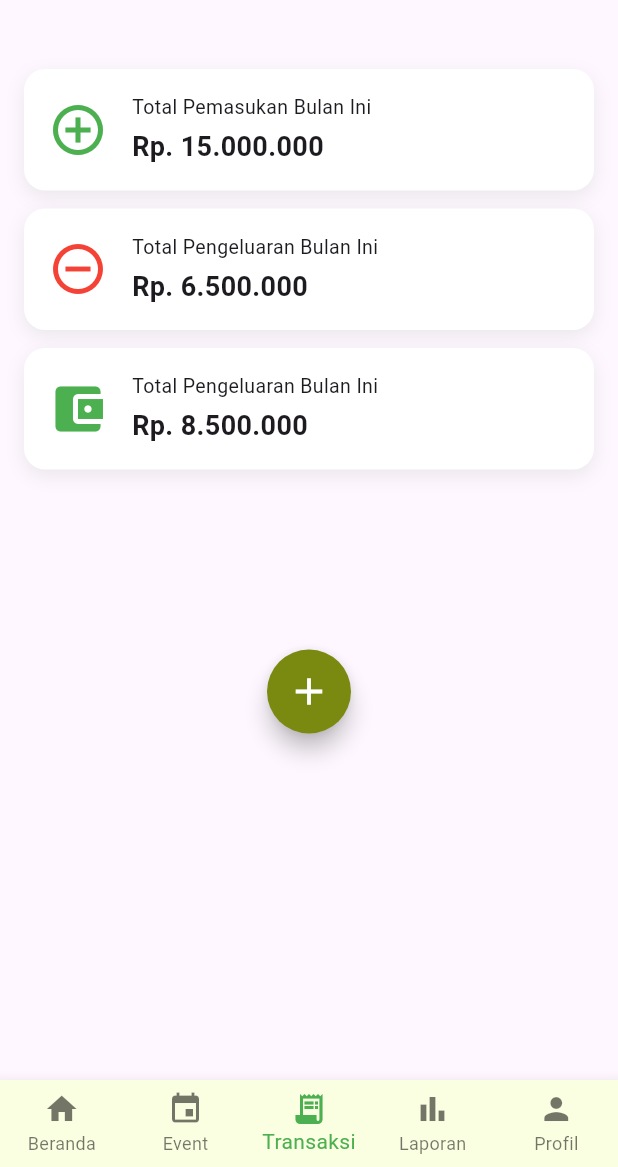
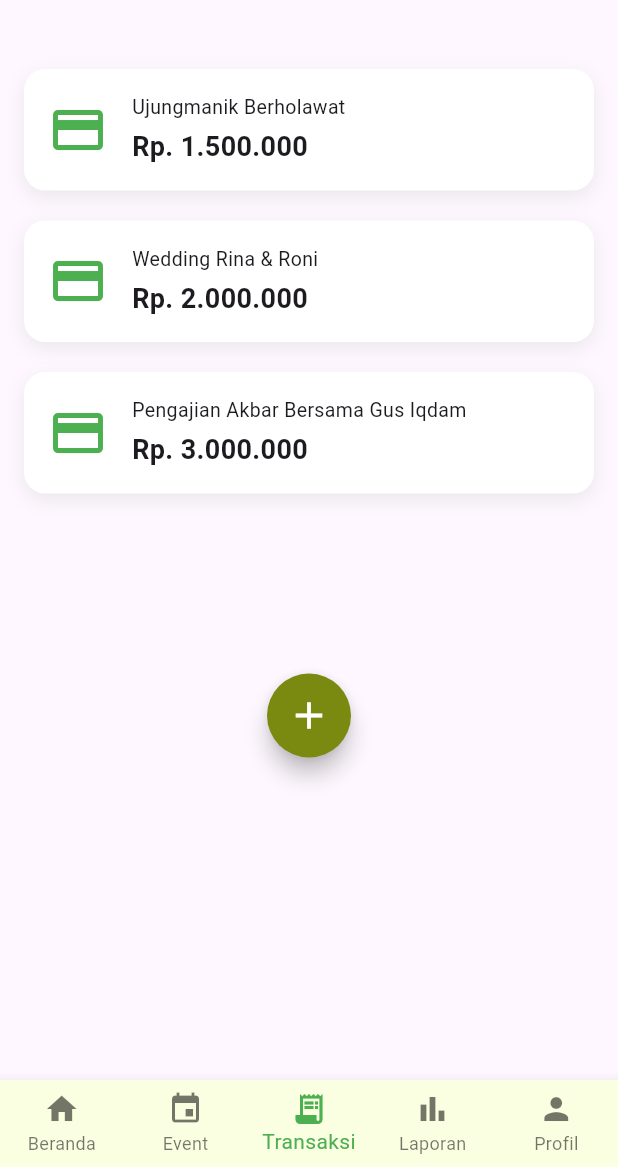
Before and after one commit to MohamadRofiq25/livee_manager, a Flutter app: the TransaksiPage screen opened by its route, on a phone screen of 412 x 824 dp, the part 69-1236 px from its top. Run offline on Flutter 3.47's test engine with Material 3 defaults, Android fonts, the light colour scheme and no system bars; our stand-ins replace fl_chart.

Commit message:
ubah halaman transaksi

```diff
--- a/lib/features/transaksi/presentation/pages/transaksi_page.dart
+++ b/lib/features/transaksi/presentation/pages/transaksi_page.dart
@@ -40,25 +40,26 @@ class TransaksiPage extends StatelessWidget {
             children: [
               const SizedBox(height: 20),
               _buildSummaryCard(
-                icon: Icons.add_circle_outline,
+                icon: Icons.payment,
                 iconColor: Colors.green,
-                title: 'Total Pemasukan Bulan Ini',
-                amount: 'Rp. 15.000.000',
+                title: 'Ujungmanik Berholawat',
+                amount: 'Rp. 1.500.000',
               ),
-              const SizedBox(height: 12),
+              const SizedBox(height: 20),
               _buildSummaryCard(
-                icon: Icons.remove_circle_outline,
-                iconColor: Colors.red,
-                title: 'Total Pengeluaran Bulan Ini',
-                amount: 'Rp. 6.500.000',
+                icon: Icons.payment,
+                iconColor: Colors.green,
+                title: 'Wedding Rina & Roni',
+                amount: 'Rp. 2.000.000',
               ),
-              const SizedBox(height: 12),
+              const SizedBox(height: 20),
               _buildSummaryCard(
-                icon: Icons.account_balance_wallet,
+                icon: Icons.payment,
                 iconColor: Colors.green,
-                title: 'Total Pengeluaran Bulan Ini',
-                amount: 'Rp. 8.500.000',
+                title: 'Pengajian Akbar Bersama Gus Iqdam',
+                amount: 'Rp. 3.000.000',
               ),
+
 
               // Tombol tambah (+)
             Center(
```
